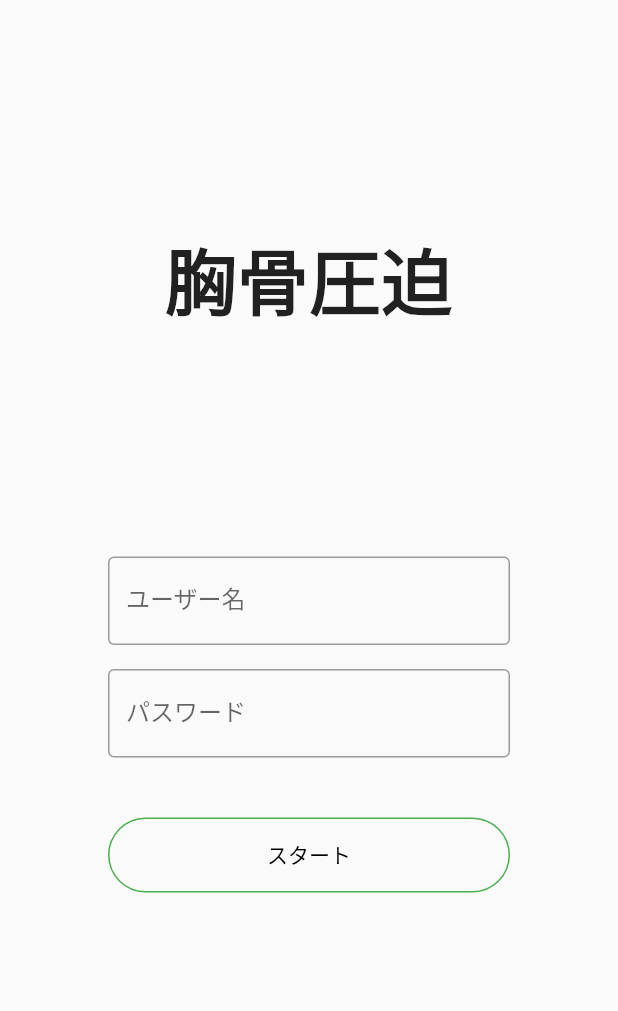
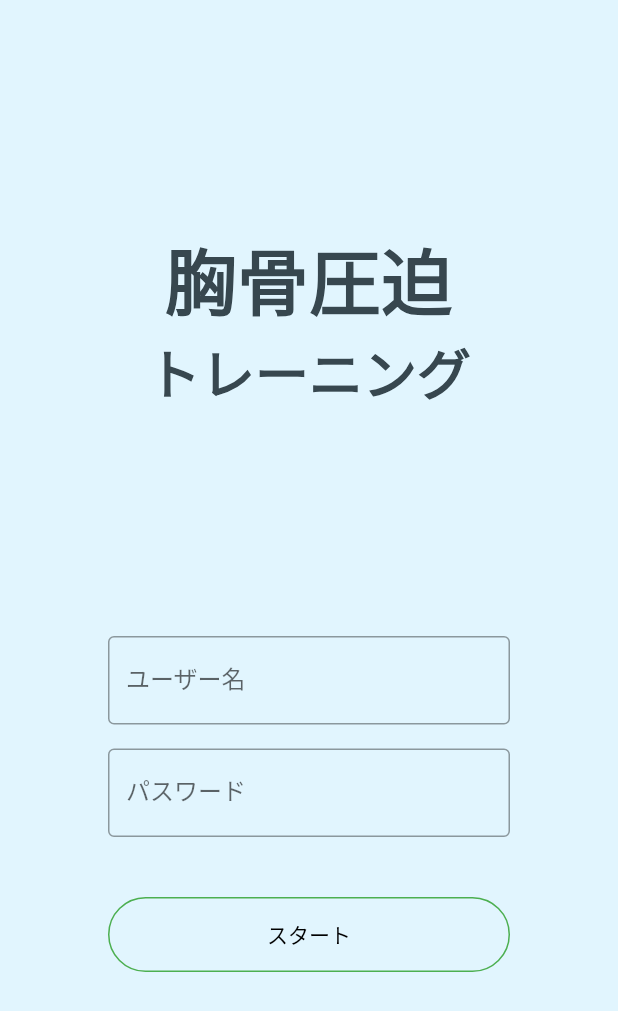
Before and after one commit to Tanesan/hackkimura, a Flutter app: the screen it shows after launch, on a phone screen of 412 x 824 dp. Shown: the top 1011 px of the screen. Run offline on Flutter 3.47's test engine with Material 2 defaults, Android fonts, the phone set to English and light mode, and no system bars; missing offline and left inert: environment_sensors.

Commit message:
モードごとにAppBarを変更

```diff
--- a/lib/model/BarometerArgs.dart
+++ b/lib/model/BarometerArgs.dart
@@ -1,6 +1,8 @@
 import 'package:hackkimura/model/UserData.dart';
 
 class BarometerArgs {
-  var userData = UserData();
-  var pressures = List<double>.empty();
+  var userData;
+  var pressures;
+  var mode;
+  BarometerArgs({this.userData, this.pressures, this.mode});
 }
--- a/lib/page/result.dart
+++ b/lib/page/result.dart
@@ -54,14 +54,17 @@ class _ResultState extends State<Result> {
                 Navigator.of(context).pop();
               },
               icon: Icon(Icons.arrow_back)),
-          title: Text('トレーニングモード'),
+          title: Text(_args.mode == "training" ? 'トレーニングモード' : '採点モード'),
+          backgroundColor: Colors.blueGrey[600]
           // 右側のアイコン一覧
+          /*
           actions: <Widget>[
             IconButton(
               onPressed: () {},
               icon: Icon(Icons.more_vert),
             ),
           ],
+           */
         ),
         body: SingleChildScrollView(
             child: Center(
--- a/lib/page/select.dart
+++ b/lib/page/select.dart
@@ -10,14 +10,16 @@ class Select extends StatelessWidget {
     return Scaffold(
       appBar: AppBar(
         leading: IconButton(onPressed: () {Navigator.of(context).pop();}, icon: Icon(Icons.arrow_back)),
-        title: Text('胸骨圧迫'),
+        title: Text('胸骨圧迫トレーニング'),
         // 右側のアイコン一覧
+        /*
         actions: <Widget>[
           IconButton(
             onPressed: () {},
             icon: Icon(Icons.more_vert),
           ),
         ],
+         */
       ),
       body:   Center(
         child: Column(
@@ -48,7 +50,7 @@ class Select extends StatelessWidget {
                   width: 300.0,
                   height: 50.0,
                   child: OutlinedButton(
-                    child: const Text('バトルモード'),
+                    child: const Text('採点モード'),
                     style: OutlinedButton.styleFrom(
                       primary: Colors.black,
                       shape: const StadiumBorder(),
--- a/lib/page/top.dart
+++ b/lib/page/top.dart
@@ -21,7 +21,11 @@ class _TopState extends State<Top> {
                     Text('胸骨圧迫',
                         textAlign: TextAlign.center,
                         style: TextStyle(
-                            fontSize: 48, fontWeight: FontWeight.bold)),
+                            fontSize: 48, fontWeight: FontWeight.bold, color: Colors.blueGrey[800])),
+                    Text('トレーニング',
+                        textAlign: TextAlign.center,
+                        style: TextStyle(
+                            fontSize: 36, fontWeight: FontWeight.bold, color: Colors.blueGrey[800])),
                     Padding(
                       padding: EdgeInsets.only(top: 150),
                       child: Center(
@@ -72,6 +76,8 @@ class _TopState extends State<Top> {
                   ],
                 ),
               ),
-            )));
+            )),
+      backgroundColor: Colors.lightBlue[50]
+    );
   }
 }
--- a/lib/page/training.dart
+++ b/lib/page/training.dart
@@ -1,4 +1,5 @@
 import 'package:flutter/material.dart';
+import 'package:hackkimura/model/BarometerArgs.dart';
 import 'package:hackkimura/model/UserData.dart';
 
 class Training extends StatelessWidget {
@@ -12,12 +13,14 @@ class Training extends StatelessWidget {
           leading: IconButton(onPressed: () {Navigator.of(context).pop();}, icon: Icon(Icons.arrow_back)),
           title: Text('トレーニングモード'),
           // 右側のアイコン一覧
+          /*
           actions: <Widget>[
             IconButton(
               onPressed: () {},
               icon: Icon(Icons.more_vert),
             ),
           ],
+           */
         ),
       body:   Center(
         child: Padding(
@@ -39,7 +42,7 @@ class Training extends StatelessWidget {
                         shape: const StadiumBorder(),
                         side: const BorderSide(color: Colors.green),
                       ),
-                      onPressed: () {Navigator.of(context).pushNamed('/barometer', arguments: userData);},
+                      onPressed: () {Navigator.of(context).pushNamed('/barometer', arguments: BarometerArgs(userData: userData, mode: "training"));},
                     ),
                   ),
                 ),
```
Also changed, not shown: lib/page/barometer.dart (+6 -4 lines), lib/page/battle.dart (+19 -21 lines).
